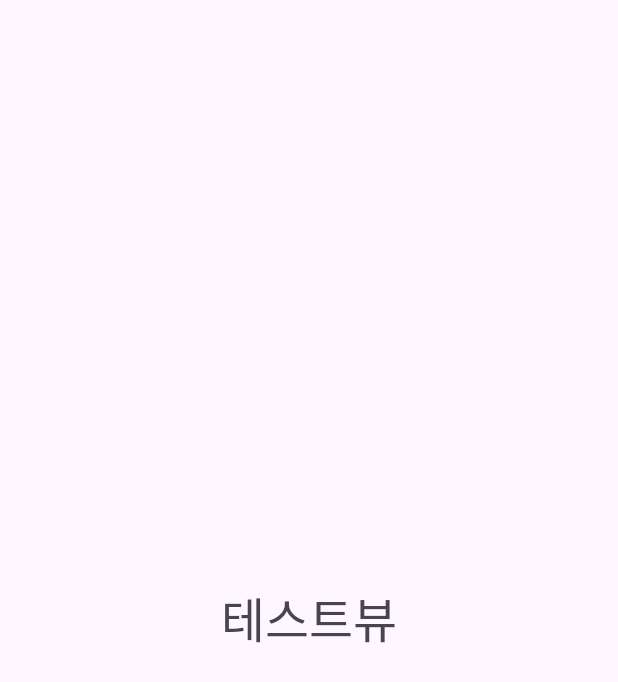
After one commit to LeaveIt-2024Project/LeaveIt_AOS, an Android app: the layout activity_selectregionview.xml on its own in the app's theme, with its tools: preview values and no code run, on a phone screen of 412 x 824 dp. The commit adds this screen. Shown: the top 682 px of the screen. Run offline under Robolectric (Android 15) with nearby library versions, the phone set to English and light mode, and no system bars.

Commit message:
[FEAT] 데이터바인딩 설정 & SelectRegionView 초기화

```diff
--- a/app/build.gradle.kts
+++ b/app/build.gradle.kts
@@ -42,6 +42,9 @@ android {
     viewBinding {
         enable = true
     }
+    dataBinding{
+        enable = true
+    }
     kapt{
         correctErrorTypes =  true
     }
--- a/app/src/main/AndroidManifest.xml
+++ b/app/src/main/AndroidManifest.xml
@@ -25,6 +25,7 @@
                 <category android:name="android.intent.category.LAUNCHER" />
             </intent-filter>
         </activity>
+        <activity android:name="com.example.leaveit.presentation.placeview.selectregionview.SelectRegionView" />
     </application>
 
 </manifest>
--- /dev/null
+++ b/app/src/main/res/layout/activity_selectregionview.xml
@@ -0,0 +1,27 @@
+<?xml version="1.0" encoding="utf-8"?>
+<layout xmlns:android="http://schemas.android.com/apk/res/android"
+    xmlns:app="http://schemas.android.com/apk/res-auto">
+    <data>
+        <variable
+            name="data"
+            type="com.example.leaveit.presentation.placeview.selectregionview.SelectRegionView" />
+    </data>
+    <androidx.constraintlayout.widget.ConstraintLayout
+        android:layout_width="match_parent"
+        android:layout_height="match_parent">
+
+        <TextView
+            app:layout_constraintTop_toTopOf="parent"
+            app:layout_constraintEnd_toEndOf="parent"
+            app:layout_constraintBottom_toBottomOf="parent"
+            app:layout_constraintStart_toStartOf="parent"
+            android:id="@+id/testTextView"
+            android:layout_width="match_parent"
+            android:layout_height="match_parent"
+            android:gravity="center"
+            android:textSize="32dp"
+            android:text="테스트뷰" />
+
+    </androidx.constraintlayout.widget.ConstraintLayout>
+
+</layout>
```
Also changed, not shown: app/src/main/java/com/example/leaveit/presentation/placeview/selectregionview/SelectRegionView.kt (added, +24 -0 lines), app/src/main/java/com/example/leaveit/presentation/placeview/showplaceview/ShowPlaceView.kt (+15 -3 lines).
